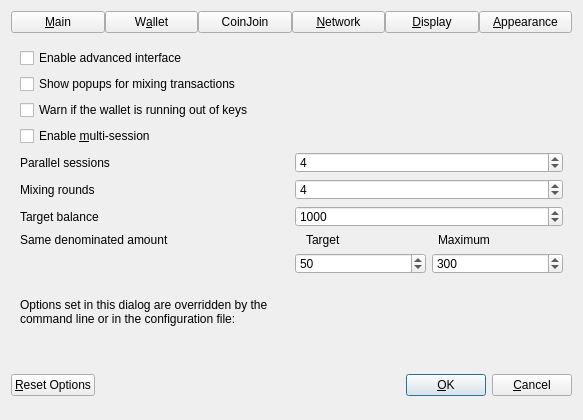
Before: the Qt Designer form src/qt/forms/optionsdialog.ui in knst/dash, drawn with Qt 5.
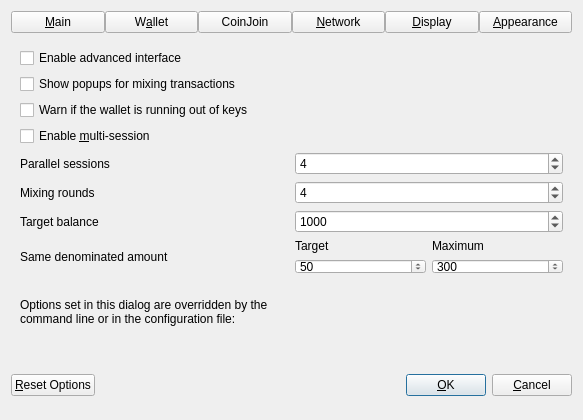
After: the same form once the commit is applied. The open tabs and pages were chosen to show the change. Custom widgets are drawn as their Qt base class.

Commit message: ui: improve look by using grid layout instead of horizontal layout: objects are grouped better

Patch:
```diff
--- a/src/qt/forms/optionsdialog.ui
+++ b/src/qt/forms/optionsdialog.ui
@@ -428,8 +428,8 @@
         </widget>
        </item>
        <item>
-        <layout class="QHBoxLayout">
-         <item>
+        <layout class="QGridLayout">
+         <item row="0" column="0">
           <widget class="QLabel" name="lblCoinJoinSessionsText">
            <property name="toolTip">
             <string>Use this many separate masternodes in parallel to mix funds.&lt;br/&gt;Note: You must use this feature carefully.&lt;br/&gt;Make sure you always have recent wallet (auto)backup in a safe place!</string>
@@ -439,7 +439,7 @@
            </property>
           </widget>
          </item>
-         <item>
+         <item row="0" column="1">
           <widget class="QSpinBox" name="coinJoinSessions">
            <property name="minimum">
             <number>1</number>
@@ -452,11 +452,7 @@
            </property>
           </widget>
          </item>
-        </layout>
-       </item>
-       <item>
-        <layout class="QHBoxLayout" name="horizontalLayout_4_Wallet">
-         <item>
+         <item row="1" column="0">
           <widget class="QLabel" name="lblCoinJoinRoundsText">
            <property name="toolTip">
             <string>This setting determines the amount of individual masternodes that an input will be mixed through.&lt;br/&gt;More rounds of mixing gives a higher degree of privacy, but also costs more in fees.</string>
@@ -466,7 +462,7 @@
            </property>
           </widget>
          </item>
-         <item>
+         <item row="1" column="1">
           <widget class="QSpinBox" name="coinJoinRounds">
            <property name="minimum">
             <number>2</number>
@@ -479,11 +475,7 @@
            </property>
           </widget>
          </item>
-        </layout>
-       </item>
-       <item>
-        <layout class="QHBoxLayout" name="horizontalLayout">
-         <item>
+         <item row="2" column="0">
           <widget class="QLabel" name="lblCoinJoinAmountText">
            <property name="toolTip">
             <string>This amount acts as a threshold to turn off mixing once it's reached.</string>
@@ -505,7 +497,7 @@
            </property>
           </widget>
          </item>
-         <item>
+         <item row="2" column="1">
           <widget class="QSpinBox" name="coinJoinAmount">
            <property name="minimum">
             <number>2</number>
@@ -521,11 +513,7 @@
            </property>
           </widget>
          </item>
-        </layout>
-       </item>
-       <item>
-        <layout class="QHBoxLayout">
-         <item>
+         <item row="3" column="0">
           <widget class="QLabel" name="lblCoinJoinDenoms">
            <property name="toolTip">
             <string>How many inputs of each denominated amount are created.&lt;br/&gt;Lower these numbers if you want less smaller denoms.</string>
@@ -535,9 +523,10 @@
            </property>
           </widget>
          </item>
+         <item row="3" column="1">
+        <layout class="QHBoxLayout">
          <item>
-          <widget class="QLabel" name="labelDenomsSpacer"/>
-         </item>
+        <layout class="QVBoxLayout">
          <item>
           <widget class="QLabel" name="lblCoinJoinDenomsTarget">
            <property name="toolTip">
@@ -549,6 +538,26 @@
           </widget>
          </item>
          <item>
+          <widget class="QSpinBox" name="coinJoinDenomsGoal">
+           <property name="minimum">
+            <number>10</number>
+           </property>
+           <property name="maximum">
+            <number>100000</number>
+           </property>
+           <property name="singleStep">
+            <number>10</number>
+           </property>
+           <property name="value">
+            <number>50</number>
+           </property>
+          </widget>
+         </item>
+        </layout>
+         </item>
+         <item>
+        <layout class="QVBoxLayout">
+         <item>
           <widget class="QLabel" name="lblCoinJoinDenomsMaximum">
            <property name="toolTip">
             <string>Create up to this many inputs of each denominated amount.&lt;br/&gt;Lower this number if you want less smaller denoms.</string>
@@ -558,32 +567,6 @@
            </property>
           </widget>
          </item>
-        </layout>
-       </item>
-       <item>
-        <layout class="QHBoxLayout">
-         <item>
-          <widget class="QLabel" name="labelDenomsSpacer2"/>
-         </item>
-         <item>
-          <widget class="QLabel" name="labelDenomsSpacer3"/>
-         </item>
-         <item>
-          <widget class="QSpinBox" name="coinJoinDenomsGoal">
-           <property name="minimum">
-            <number>10</number>
-           </property>
-           <property name="maximum">
-            <number>100000</number>
-           </property>
-           <property name="singleStep">
-            <number>10</number>
-           </property>
-           <property name="value">
-            <number>50</number>
-           </property>
-          </widget>
-         </item>
          <item>
           <widget class="QSpinBox" name="coinJoinDenomsHardCap">
            <property name="minimum">
@@ -600,6 +583,10 @@
            </property>
           </widget>
          </item>
+        </layout>
+         </item>
+        </layout>
+       </item>
         </layout>
        </item>
        <item>
```
